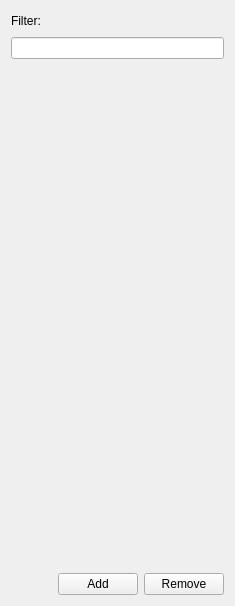
qt/qt, file tools/assistant/tools/assistant/bookmarkwidget.ui: the form before one commit.
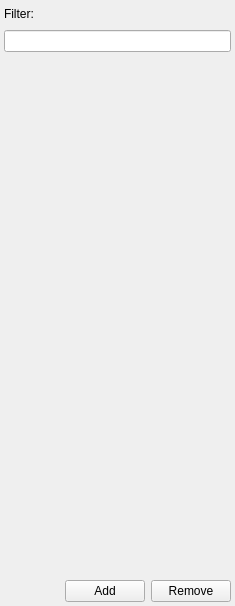
The form after the commit.

```diff
--- a/tools/assistant/tools/assistant/bookmarkwidget.ui
+++ b/tools/assistant/tools/assistant/bookmarkwidget.ui
@@ -14,6 +14,9 @@
    <string>Bookmarks</string>
   </property>
   <layout class="QVBoxLayout" name="verticalLayout">
+   <property name="margin">
+    <number>4</number>
+   </property>
    <item>
     <layout class="QHBoxLayout" name="horizontalLayout">
      <item>
```
